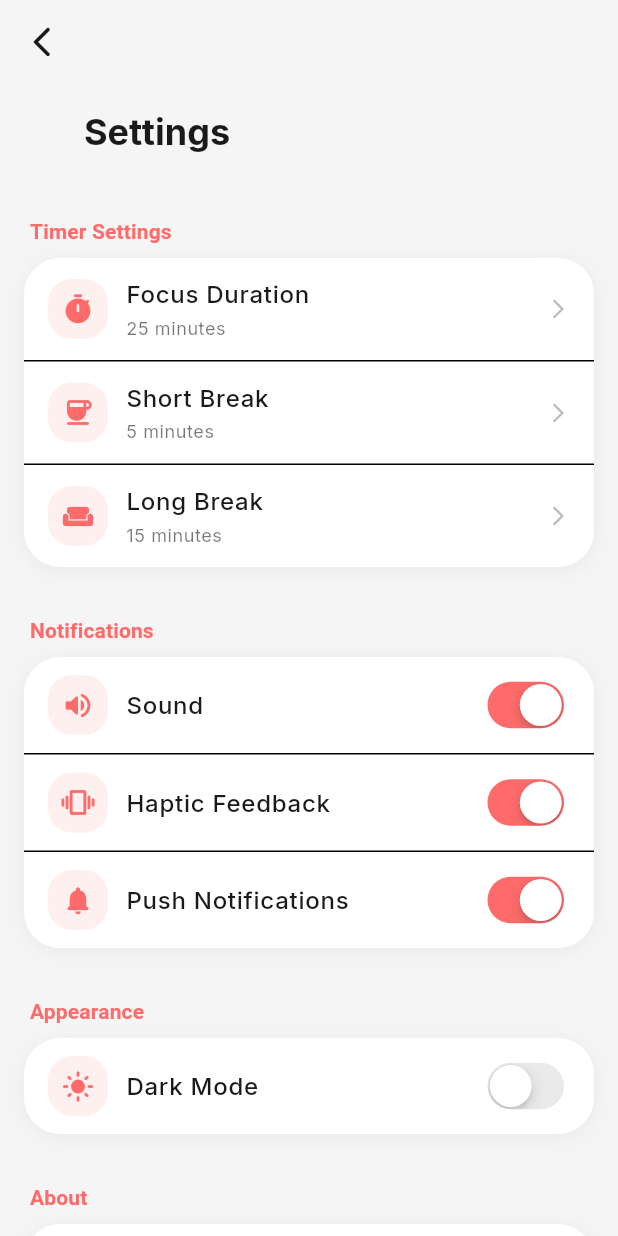
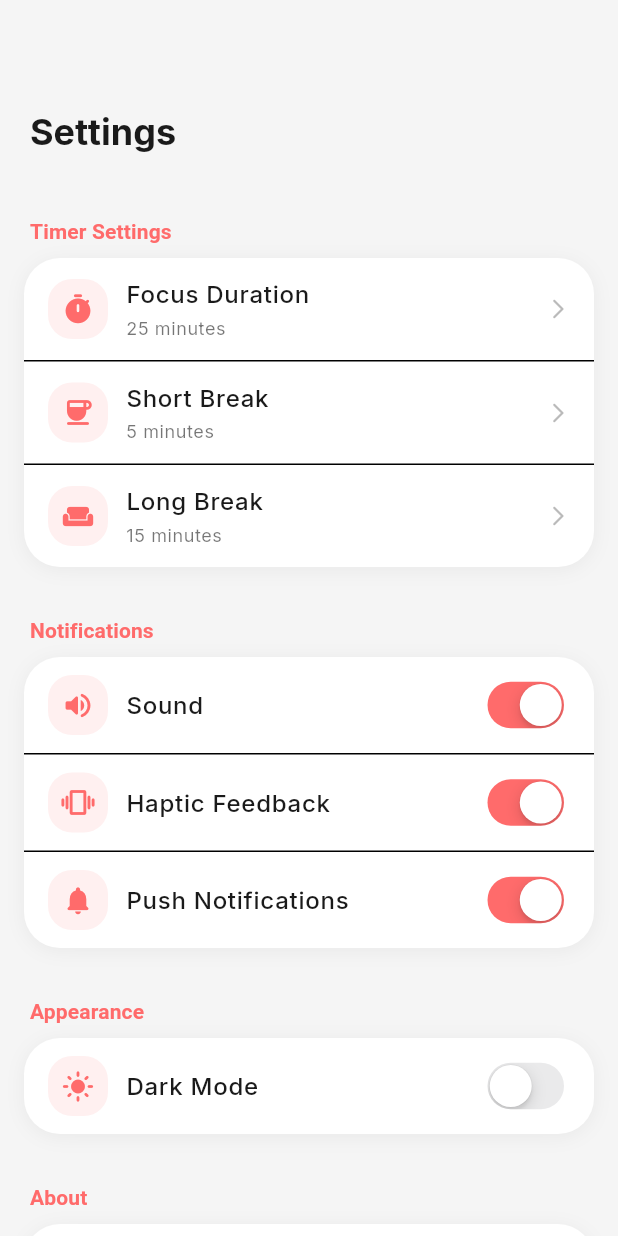
Before and after one commit to DogukanBuyukkoca/FOCUS_FLOW2, a Flutter app: the SettingsPage screen opened directly, on a phone screen of 412 x 824 dp. Run offline on Flutter 3.47's test engine with Material 3 defaults, Android fonts, the phone set to English and light mode, and no system bars; our stand-ins replace fl_chart, flutter_animate, flutter_local_notifications, flutter_riverpod, glass_kit, go_router and 6 more; accounts and stored records are empty.

Commit message:
Remove back button from settings page
Removed the back button from settings page to fix screen going black issue when pressed.

🤖 Generated with [Claude Code](https://claude.com/claude-code)

Co-Authored-By: Claude <noreply@anthropic.com>

```diff
--- a/lib/settings_page.dart
+++ b/lib/settings_page.dart
@@ -29,13 +29,7 @@ class _SettingsPageState extends ConsumerState<SettingsPage> {
             pinned: true,
             backgroundColor: theme.scaffoldBackgroundColor,
             elevation: 0,
-            leading: IconButton(
-              icon: Icon(
-                Icons.arrow_back_ios_new_rounded,
-                color: theme.colorScheme.onSurface,
-              ),
-              onPressed: () => Navigator.pop(context),
-            ),
+            automaticallyImplyLeading: false,
             flexibleSpace: FlexibleSpaceBar(
               title: Text(
                 'Settings',
@@ -45,7 +39,7 @@ class _SettingsPageState extends ConsumerState<SettingsPage> {
                 ),
               ),
               centerTitle: false,
-              titlePadding: const EdgeInsets.only(left: 56, bottom: 16),
+              titlePadding: const EdgeInsets.only(left: 20, bottom: 16),
             ),
           ),
 
```
